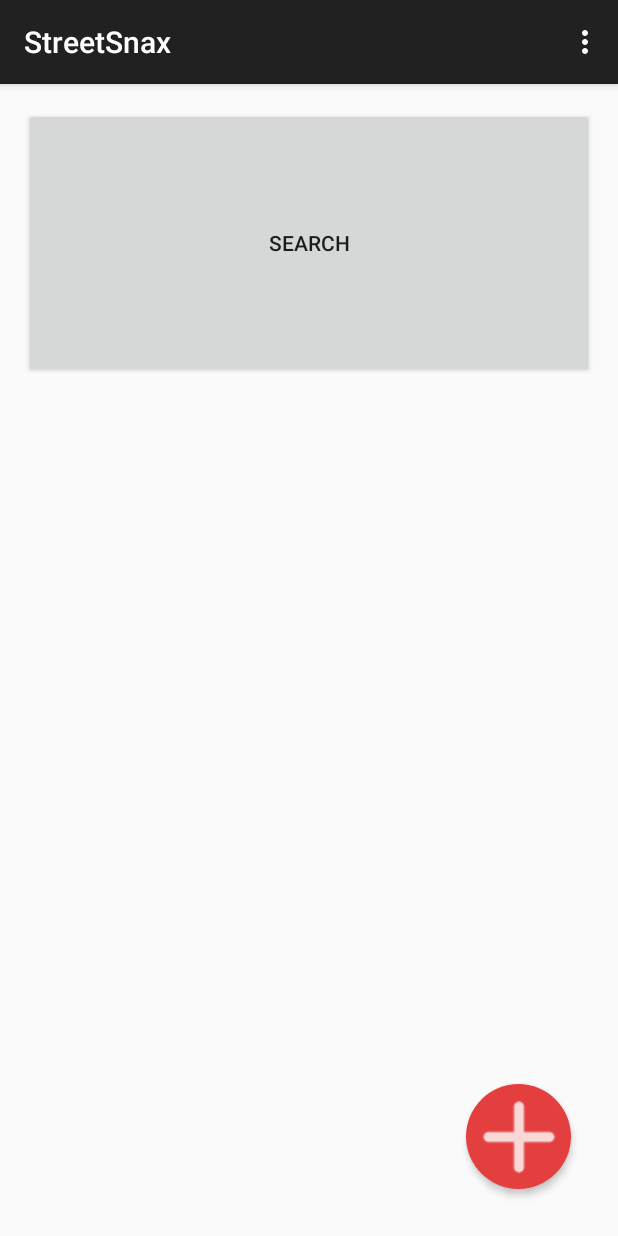
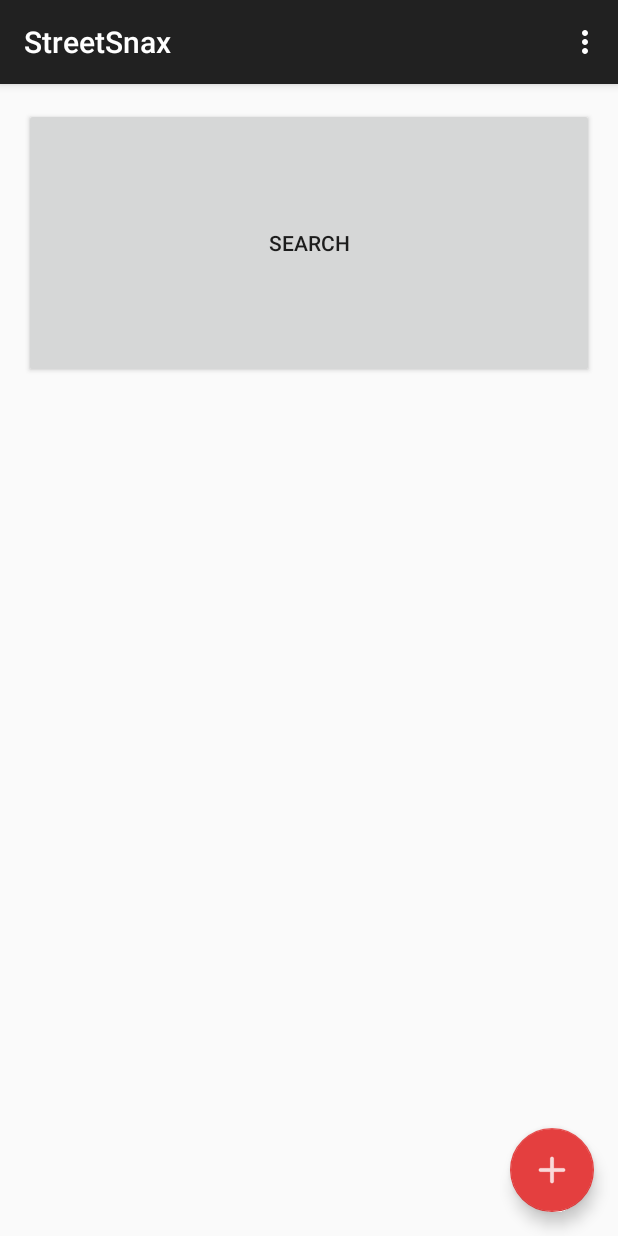
Before and after one commit to srinidhi-shankar/StreetSnax, an Android app: the MainActivity screen opened directly, with no data from a screen before it, on a phone screen of 412 x 824 dp. Run offline under Robolectric (Android 15) with nearby library versions, the phone set to English and light mode, and no system bars.

Commit message:
changed the button to floatingaction button

```diff
--- a/app/src/main/java/com/streetsnax/srinidhi/streetsnax/MainActivity.java
+++ b/app/src/main/java/com/streetsnax/srinidhi/streetsnax/MainActivity.java
@@ -2,12 +2,12 @@ package com.streetsnax.srinidhi.streetsnax;
 
 import android.content.Intent;
 import android.os.Bundle;
+import android.support.design.widget.FloatingActionButton;
 import android.support.v7.app.AppCompatActivity;
 import android.view.Menu;
 import android.view.MenuItem;
 import android.view.View;
 import android.widget.Button;
-import android.widget.ImageButton;
 
 //import android.support.v7.app.ActionBarActivity;
 
@@ -15,7 +15,7 @@ import android.widget.ImageButton;
 public class MainActivity extends AppCompatActivity {
 
 
-    ImageButton FAB;
+    FloatingActionButton FAB;
 
     @Override
     protected void onCreate(Bundle savedInstanceState) {
@@ -27,7 +27,7 @@ public class MainActivity extends AppCompatActivity {
         startActivity(intent);
 
 
-        FAB = (ImageButton) findViewById(R.id.ibplus);
+        FAB = (FloatingActionButton) findViewById(R.id.ibplus);
 
 
         FAB.setOnClickListener(new View.OnClickListener() {
--- a/app/src/main/java/com/streetsnax/srinidhi/streetsnax/SearchPageActivity.java
+++ b/app/src/main/java/com/streetsnax/srinidhi/streetsnax/SearchPageActivity.java
@@ -2,10 +2,10 @@ package com.streetsnax.srinidhi.streetsnax;
 
 import android.content.Context;
 import android.content.DialogInterface;
+import android.content.Intent;
 import android.os.Bundle;
 import android.support.design.widget.FloatingActionButton;
 import android.support.design.widget.NavigationView;
-import android.support.design.widget.Snackbar;
 import android.support.v4.view.GravityCompat;
 import android.support.v4.widget.DrawerLayout;
 import android.support.v7.app.ActionBarDrawerToggle;
@@ -140,8 +140,8 @@ public class SearchPageActivity extends AppCompatActivity
         fab.setOnClickListener(new View.OnClickListener() {
             @Override
             public void onClick(View view) {
-                Snackbar.make(view, "Replace with your own action", Snackbar.LENGTH_LONG)
-                        .setAction("Action", null).show();
+                Intent intent = new Intent(SearchPageActivity.this, AddSnackPlace.class);
+                startActivity(intent);
             }
         });
         textViewTitle.setOnClickListener(new View.OnClickListener() {
--- a/app/src/main/res/layout/activity_main.xml
+++ b/app/src/main/res/layout/activity_main.xml
@@ -1,4 +1,12 @@
-<RelativeLayout xmlns:android="http://schemas.android.com/apk/res/android"
+<android.support.design.widget.CoordinatorLayout xmlns:android="http://schemas.android.com/apk/res/android"
+    xmlns:app="http://schemas.android.com/apk/res-auto"
+    xmlns:tools="http://schemas.android.com/tools"
+    android:layout_width="match_parent"
+    android:layout_height="match_parent"
+    android:fitsSystemWindows="true"
+    tools:context="com.streetsnax.srinidhi.streetsnax.SearchPageActivity">
+
+    <RelativeLayout xmlns:android="http://schemas.android.com/apk/res/android"
     xmlns:tools="http://schemas.android.com/tools"
     android:layout_width="match_parent"
     android:layout_height="match_parent"
@@ -13,21 +21,15 @@
         android:layout_width="match_parent"
         android:layout_height="@dimen/app_bar_height"
         android:text="Search" />
+</RelativeLayout>
 
-    <ImageButton
+    <android.support.design.widget.FloatingActionButton
         android:id="@+id/ibplus"
-        android:layout_width="70dp"
-        android:layout_height="70dp"
-        android:layout_alignParentBottom="true"
-        android:layout_alignParentEnd="true"
-        android:layout_gravity="right|bottom"
-        android:layout_margin="15dp"
-        android:layout_marginBottom="65dp"
-        android:layout_marginRight="25dp"
+        android:layout_width="wrap_content"
+        android:layout_height="wrap_content"
+        android:layout_gravity="bottom|end"
+        android:layout_margin="@dimen/fab_margin"
         android:background="@drawable/btnselector"
-        android:elevation="3dp"
         android:src="@drawable/plus"
-         />
-
-
-</RelativeLayout>
+        app:backgroundTint="@color/primary" />
+</android.support.design.widget.CoordinatorLayout>
```
